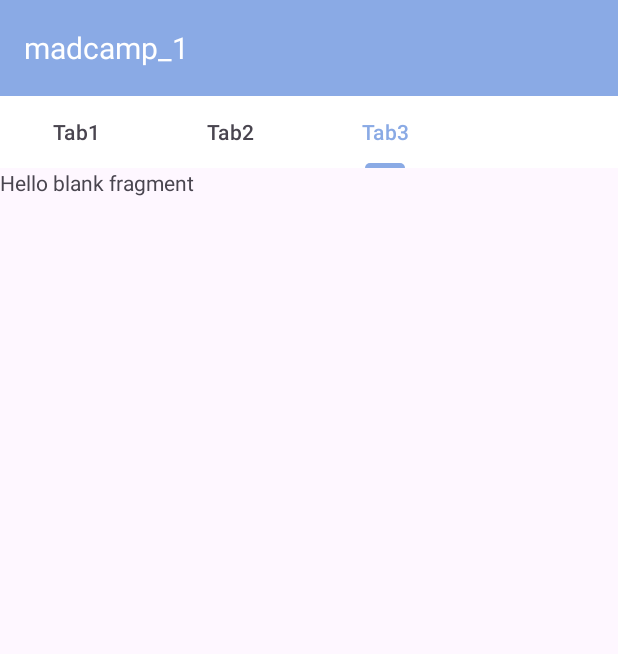
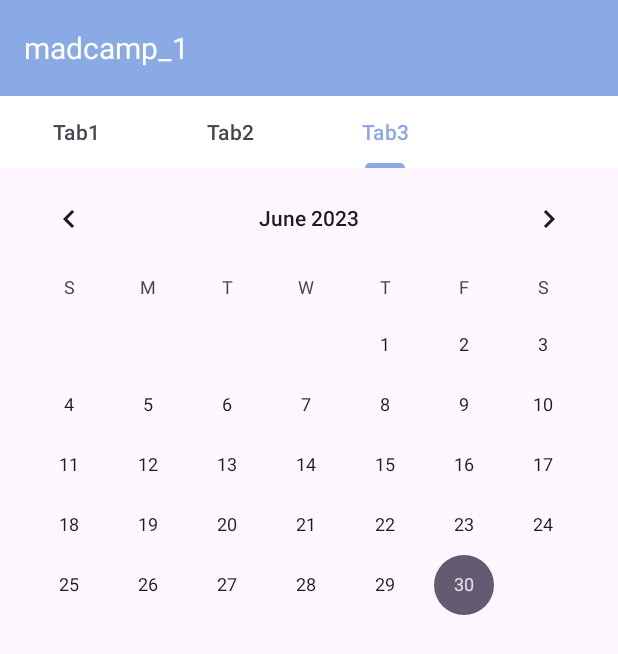
Before and after one commit to justinyoonwk/madcamp_week1, an Android app: the screen it shows after launch (MainActivity), tab 3 chosen, on a phone screen of 412 x 824 dp. Shown: the top 654 px of the screen. Run offline under Robolectric (Android 15) with nearby library versions, the phone set to English and light mode, and no system bars.

Commit message:
calendarview

```diff
--- a/app/src/main/res/layout/fragment_three.xml
+++ b/app/src/main/res/layout/fragment_three.xml
@@ -1,14 +1,14 @@
 <?xml version="1.0" encoding="utf-8"?>
-<FrameLayout xmlns:android="http://schemas.android.com/apk/res/android"
-    xmlns:tools="http://schemas.android.com/tools"
+<LinearLayout xmlns:android="http://schemas.android.com/apk/res/android"
     android:layout_width="match_parent"
     android:layout_height="match_parent"
-    tools:context=".ThreeFragment">
+    android:orientation="vertical">
 
-    <!-- TODO: Update blank fragment layout -->
-    <TextView
+    <CalendarView
+        android:id="@+id/calendarView"
         android:layout_width="match_parent"
-        android:layout_height="match_parent"
-        android:text="@string/hello_blank_fragment" />
+        android:layout_height="wrap_content" />
 
-</FrameLayout>
+    <!-- Add any other UI elements for adding events if needed -->
+
+</LinearLayout>
```
Also changed, not shown: app/src/main/res/layout/calendar.xml (deleted, +0 -13 lines).
